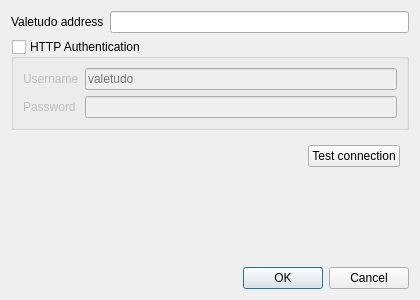
ccoors/Valeronoi, file src/gui/dialog/robot_config.ui: the form before one commit.
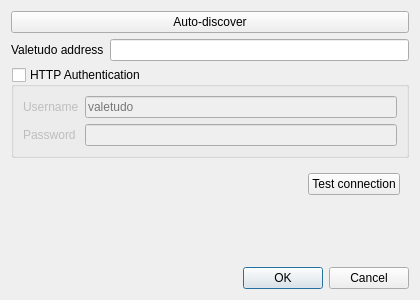
The form after the commit.

The edit to the form file:
```diff
--- a/src/gui/dialog/robot_config.ui
+++ b/src/gui/dialog/robot_config.ui
@@ -29,16 +29,29 @@
    <string>Robot Setup</string>
   </property>
   <layout class="QVBoxLayout" name="verticalLayout">
+   <item>
+    <widget class="QPushButton" name="buttonAutoDiscover">
+     <property name="sizePolicy">
+      <sizepolicy hsizetype="Preferred" vsizetype="Fixed">
+       <horstretch>0</horstretch>
+       <verstretch>0</verstretch>
+      </sizepolicy>
+     </property>
+     <property name="text">
+      <string>Auto-discover</string>
+     </property>
+    </widget>
+   </item>
    <item>
     <layout class="QFormLayout" name="formLayout">
-     <item row="0" column="0">
+     <item row="1" column="0">
       <widget class="QLabel" name="label_2">
        <property name="text">
         <string>Valetudo address</string>
        </property>
       </widget>
      </item>
-     <item row="0" column="1">
+     <item row="1" column="1">
       <widget class="QLineEdit" name="valetudoAddress">
        <property name="sizePolicy">
         <sizepolicy hsizetype="MinimumExpanding" vsizetype="Fixed">
```
Left out of the diff: 12 changed lines with no effect on the pictures.
